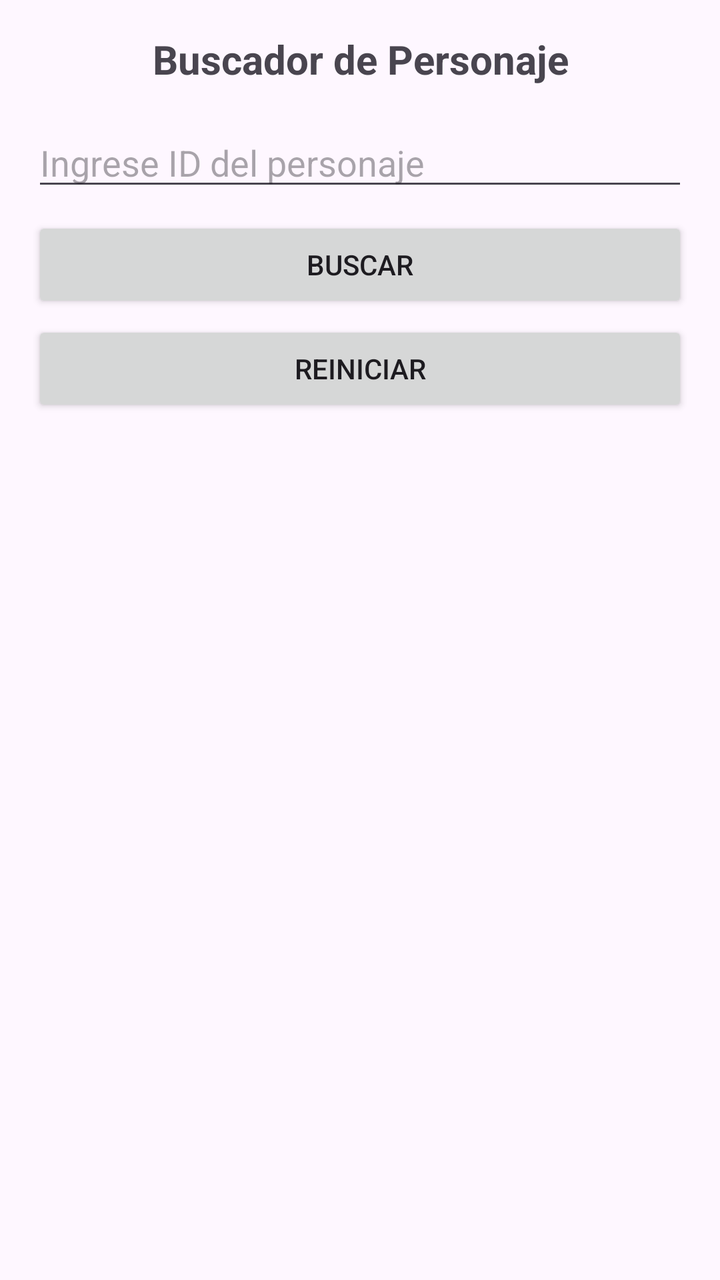
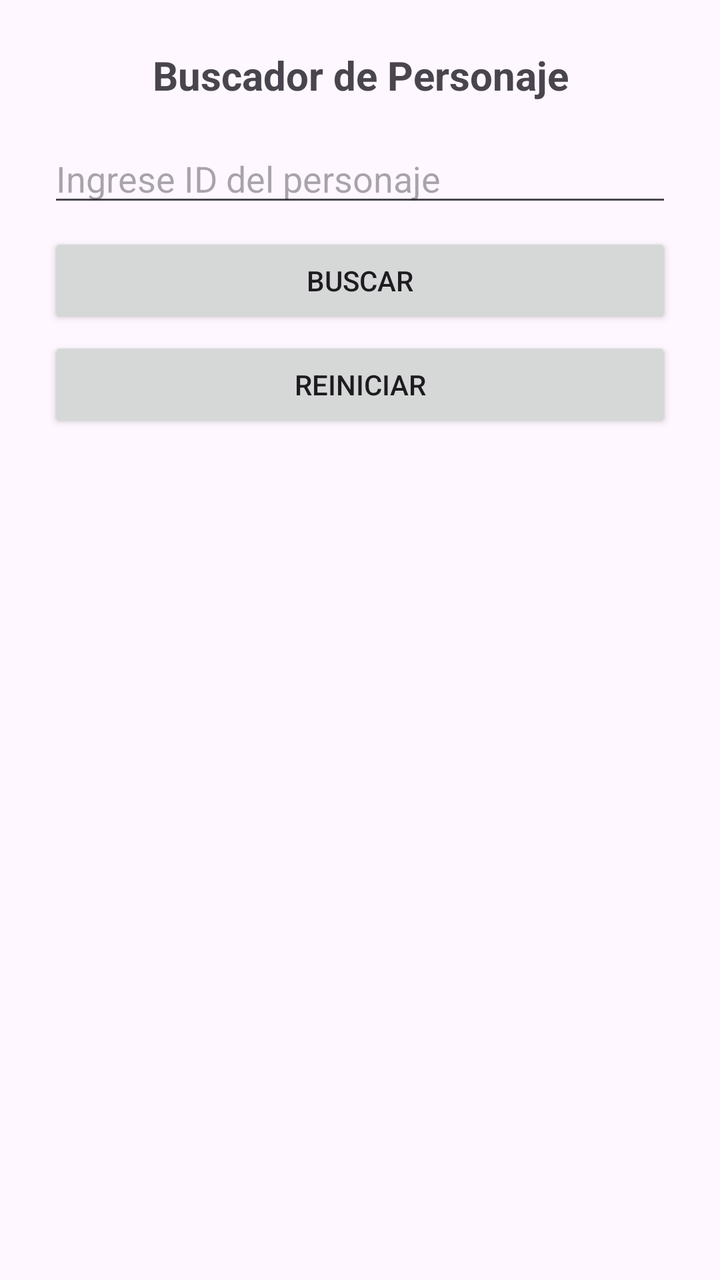

Two renders of the same Android screen: before a commit and after it. Below are the layout's source before the change and the commit's diff.
<!-- AndroidManifest.xml: application theme Theme.AppListas -->
<!-- res/layout/activity_buscador_personaje.xml -->
<?xml version="1.0" encoding="utf-8"?>
<ScrollView xmlns:android="http://schemas.android.com/apk/res/android"
    xmlns:tools="http://schemas.android.com/tools"
    android:layout_width="match_parent"
    android:layout_height="match_parent"
    tools:context=".BuscadorPersonaje">

    <LinearLayout
        android:id="@+id/main"
        android:layout_width="match_parent"
        android:layout_height="wrap_content"
        android:orientation="vertical"
        android:padding="16dp">

        <TextView
            android:layout_width="match_parent"
            android:layout_height="wrap_content"
            android:text="Buscador de Personaje"
            android:textSize="20sp"
            android:textStyle="bold"
            android:gravity="center"
            android:layout_marginBottom="16dp" />

        <EditText
            android:id="@+id/edtIdPersonaje"
            android:layout_width="match_parent"
            android:layout_height="wrap_content"
            android:hint="Ingrese ID del personaje"
            android:inputType="number"
            android:layout_marginBottom="8dp" />

        <Button
            android:id="@+id/btnBuscarPersonaje"
            android:layout_width="match_parent"
            android:layout_height="wrap_content"
            android:text="Buscar"
            android:layout_marginBottom="4dp" />

        <Button
            android:id="@+id/btnReiniciar"
            android:layout_width="match_parent"
            android:layout_height="wrap_content"
            android:text="Reiniciar"
            android:layout_marginBottom="16dp" />

        
        <LinearLayout
            android:id="@+id/layoutResultado"
            android:layout_width="match_parent"
            android:layout_height="wrap_content"
            android:orientation="vertical"
            android:visibility="gone">

            <ImageView
                android:id="@+id/imgPersonaje"
                android:layout_width="match_parent"
                android:layout_height="250dp"
                android:scaleType="fitCenter"
                android:layout_marginBottom="16dp"
                android:contentDescription="Imagen del personaje" />

            <TextView
                android:layout_width="match_parent"
                android:layout_height="wrap_content"
                android:text="Nombre:"
                android:textStyle="bold" />
            <TextView
                android:id="@+id/txtNombre"
                android:layout_width="match_parent"
                android:layout_height="wrap_content"
                android:layout_marginBottom="8dp" />

            <TextView
                android:layout_width="match_parent"
                android:layout_height="wrap_content"
                android:text="Ki:"
                android:textStyle="bold" />
            <TextView
                android:id="@+id/txtKi"
                android:layout_width="match_parent"
                android:layout_height="wrap_content"
                android:layout_marginBottom="8dp" />

            <TextView
                android:layout_width="match_parent"
                android:layout_height="wrap_content"
                android:text="Raza:"
                android:textStyle="bold" />
            <TextView
                android:id="@+id/txtRaza"
                android:layout_width="match_parent"
                android:layout_height="wrap_content"
                android:layout_marginBottom="8dp" />

            <TextView
                android:layout_width="match_parent"
                android:layout_height="wrap_content"
                android:text="Genero:"
                android:textStyle="bold" />
            <TextView
                android:id="@+id/txtGenero"
                android:layout_width="match_parent"
                android:layout_height="wrap_content"
                android:layout_marginBottom="16dp" />

            
            <Button
                android:id="@+id/btnTransformaciones"
                android:layout_width="match_parent"
                android:layout_height="wrap_content"
                android:text="Ver Transformaciones"
                android:visibility="gone"
                android:layout_marginBottom="8dp" />

            
            <LinearLayout
                android:id="@+id/layoutTransformaciones"
                android:layout_width="match_parent"
                android:layout_height="wrap_content"
                android:orientation="vertical"
                android:visibility="gone">

                <TextView
                    android:layout_width="match_parent"
                    android:layout_height="wrap_content"
                    android:text="Transformaciones:"
                    android:textStyle="bold"
                    android:layout_marginBottom="4dp" />

                
                <LinearLayout
                    android:id="@+id/contenedorTransformaciones"
                    android:layout_width="match_parent"
                    android:layout_height="wrap_content"
                    android:orientation="vertical" />

            </LinearLayout>

        </LinearLayout>

    </LinearLayout>
</ScrollView>
<!-- resources referenced by this layout -->
<resources>
  <style name="Theme.AppListas" parent="Base.Theme.AppListas" />
  <style name="Base.Theme.AppListas" parent="Theme.Material3.DayNight.NoActionBar">
          
          
      </style>
</resources>

<!-- the commit's change to res/layout/activity_buscador_personaje.xml (unified diff, before → after) -->
@@ -10,7 +10,9 @@
         android:layout_width="match_parent"
         android:layout_height="wrap_content"
         android:orientation="vertical"
-        android:padding="16dp">
+        android:padding="24dp"
+        android:paddingTop="32dp"
+        android:paddingBottom="32dp">
 
         <TextView
             android:layout_width="match_parent"
